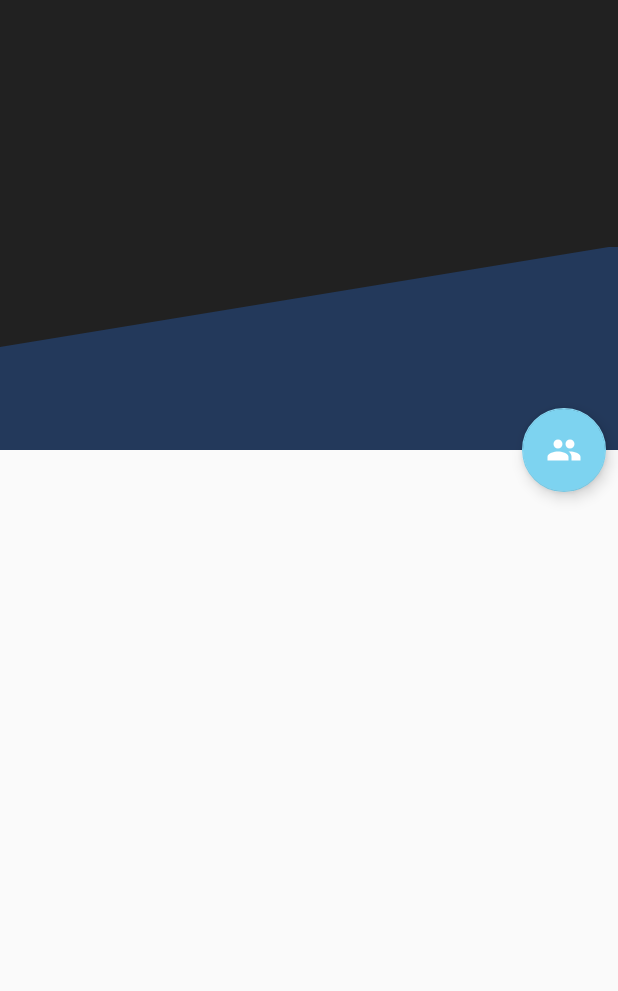
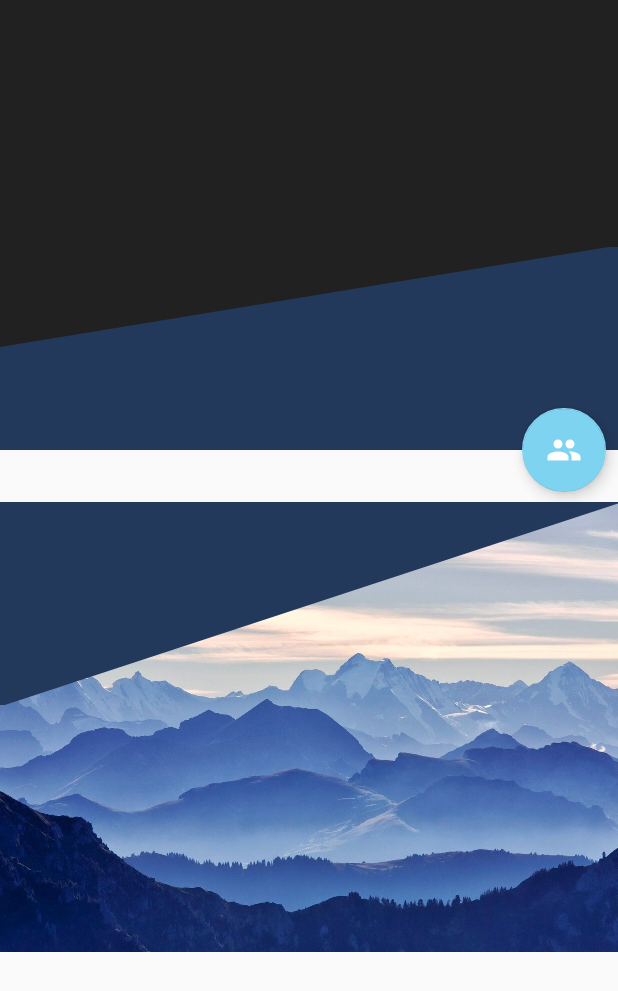
Before and after one commit to TomGustavsson/RawGCards, an Android app: the layout fragment_game_info.xml on its own in the app's theme, with its tools: preview values and no code run, on a phone screen of 412 x 824 dp. Shown: the top 991 px of the screen. Run offline under Robolectric (Android 15) with nearby library versions, the phone set to English and light mode, and no system bars; network calls fail.

Commit message:
Refactoring. Added ReversedTriangle to GameInfo.

```diff
--- a/app/src/main/java/com/tomgu/rawgcards/account/ui/AccountFragment.kt
+++ b/app/src/main/java/com/tomgu/rawgcards/account/ui/AccountFragment.kt
@@ -38,9 +38,10 @@ class AccountFragment : Fragment() {
 
         viewModel.getCurrentAccount()
 
-        viewModel.isApiFailed.observe(viewLifecycleOwner, Observer {
+
+        viewModel.isApiFailed().observe(viewLifecycleOwner, Observer {
             if(it == true){
-                val snackbar = Snackbar.make(binding.accountBackground, "Couldn't load information", Snackbar.LENGTH_INDEFINITE)
+                val snackbar = Snackbar.make(binding.accountBackground, "Couldn't load information", Snackbar.LENGTH_LONG)
                 snackbar.setAction("CLOSE") {
                     snackbar.dismiss()
                 }
--- a/app/src/main/java/com/tomgu/rawgcards/cardstack/MyCardStack.kt
+++ b/app/src/main/java/com/tomgu/rawgcards/cardstack/MyCardStack.kt
@@ -19,6 +19,7 @@ class MyCardStack(context: Context, attributeSet: AttributeSet): RelativeLayout(
 
      var cardStackListener: CardStackListener? = null
 
+    //TODO: Remove the hardcoded layoutparams!
      var cardViewList = listOf(CardView(context, Constraints.LayoutParams(900,1400)), CardView(context, Constraints.LayoutParams(900,1400)), CardView(context, Constraints.LayoutParams(900,1400)))
 
     private var gameList: MutableList<Game> = mutableListOf()
@@ -71,7 +72,7 @@ class MyCardStack(context: Context, attributeSet: AttributeSet): RelativeLayout(
 
                     val childEndPositionX = view.x + (view.width / 2)
                     val childEndPostionY = view.y + (view.height / 2)
-                    var corner: Float = 0f
+                    var corner = 0f
 
                     if (childEndPositionX > this.width - (this.width / 4)) {
 
--- /dev/null
+++ b/app/src/main/java/com/tomgu/rawgcards/customviews/ReversedTriangle.kt
@@ -0,0 +1,47 @@
+package com.tomgu.rawgcards.customviews
+
+import android.content.Context
+import android.graphics.Canvas
+import android.graphics.Paint
+import android.graphics.Path
+import android.util.AttributeSet
+import android.view.View
+import com.tomgu.rawgcards.R
+
+class ReversedTriangle(context: Context, attributeSet: AttributeSet): View(context, attributeSet) {
+
+    private val myPath = Path()
+    var offset : Float = 0f
+        set(value) {
+            field = value
+            invalidate()
+        }
+
+    private val paint = Paint().also {
+        it.color = resources.getColor(R.color.colorBackground)
+        it.strokeWidth = 3f
+        it.style = Paint.Style.FILL_AND_STROKE
+    }
+
+    override fun onDraw(canvas: Canvas?) {
+
+        val canvasWidth = width.toFloat()
+        val canvasHeight = height.toFloat()
+
+        val animatedY = canvasHeight - (canvasHeight * offset)
+
+        myPath.reset()
+        myPath.moveTo(canvasWidth, 0f)
+        myPath.lineTo(0f, animatedY)
+        myPath.lineTo(0f,0f)
+        myPath.lineTo(canvasWidth, 0f)
+        myPath.close()
+
+        canvas?.drawPath(myPath, paint)
+
+    }
+
+    override fun onMeasure(widthMeasureSpec: Int, heightMeasureSpec: Int) {
+        setMeasuredDimension(widthMeasureSpec, heightMeasureSpec)
+    }
+}
--- a/app/src/main/java/com/tomgu/rawgcards/gameinfofrag/GameInfoFragment.kt
+++ b/app/src/main/java/com/tomgu/rawgcards/gameinfofrag/GameInfoFragment.kt
@@ -75,6 +75,9 @@ class GameInfoFragment : Fragment() {
             val slideOffset = offset * -1f
             binding.diagonalTriangle.offset = slideOffset / appBarLayout.totalScrollRange
 
+            binding.reversedTriangle.offset = slideOffset / appBarLayout.totalScrollRange
+            Log.d("TGIW", (slideOffset / appBarLayout.totalScrollRange).toString())
+
             if(slideOffset > appBarLayout.totalScrollRange - 200) {
                 Picasso.get().load(gameShare.backgound_image_additional).into(binding.gameInfoImage)
             }
--- a/app/src/main/java/com/tomgu/rawgcards/login/LoginViewModel.kt
+++ b/app/src/main/java/com/tomgu/rawgcards/login/LoginViewModel.kt
@@ -15,12 +15,12 @@ class LoginViewModel: ViewModel(), AppComponent.Injectable {
 
     @Inject
     lateinit var accountRepository: AccountRepository
+
     private val authenticatedUserMutableLiveData: MutableLiveData<Account> = MutableLiveData()
 
     override fun inject(appComponent: AppComponent) {
         appComponent.inject(this)
     }
-
 
     fun signInWithGoogle(googleAuthCredential: GoogleSignInAccount) {
         accountRepository.firebaseSignInWithGoogle(googleAuthCredential) {
--- a/app/src/main/res/layout/fragment_game_info.xml
+++ b/app/src/main/res/layout/fragment_game_info.xml
@@ -70,7 +70,6 @@
             android:id="@+id/scrollView2"
             android:layout_width="match_parent"
             android:layout_height="match_parent"
-            android:padding="10dp"
             app:layout_behavior="@string/appbar_scrolling_view_behavior"
             >
 
@@ -81,13 +80,32 @@
 
                 <TextView
                     android:id="@+id/descriptionScrollView"
+                    android:layout_margin="10dp"
                     android:layout_width="match_parent"
                     android:layout_height="wrap_content"
                     android:fontFamily="@font/wallpoet"
-                    android:padding="5dp"
                     android:text="@{completeGame.description}"
                     android:textColor="#8EA8C3" />
+                <FrameLayout
+                    android:layout_width="match_parent"
+                    android:layout_height="300dp">
+
+                    <ImageView
+                        android:scaleType="centerCrop"
+                        android:layout_width="match_parent"
+                        android:layout_height="match_parent"
+                        android:src="@drawable/account_background"/>
+
+                    <com.tomgu.rawgcards.customviews.ReversedTriangle
+                        android:id="@+id/reversedTriangle"
+                        android:layout_width="match_parent"
+                        android:layout_height="135dp"
+                        android:layout_gravity="top"/>
+
+                </FrameLayout>
+
             </LinearLayout>
+
 
         </androidx.core.widget.NestedScrollView>
 
```
Also changed, not shown: app/src/main/java/com/tomgu/rawgcards/account/ui/AccountDialogViewModel.kt (+14 -29 lines), app/src/main/java/com/tomgu/rawgcards/gameinfofrag/BottomSheetDialog.kt (+4 -6 lines), app/src/main/java/com/tomgu/rawgcards/login/AccountRepository.kt (+9 -4 lines), app/src/main/java/com/tomgu/rawgcards/login/LoginFragment.kt (+1 -6 lines), app/src/main/res/layout/fragment_account.xml (+5 -5 lines), app/src/main/res/values/strings.xml (+7 -0 lines).
